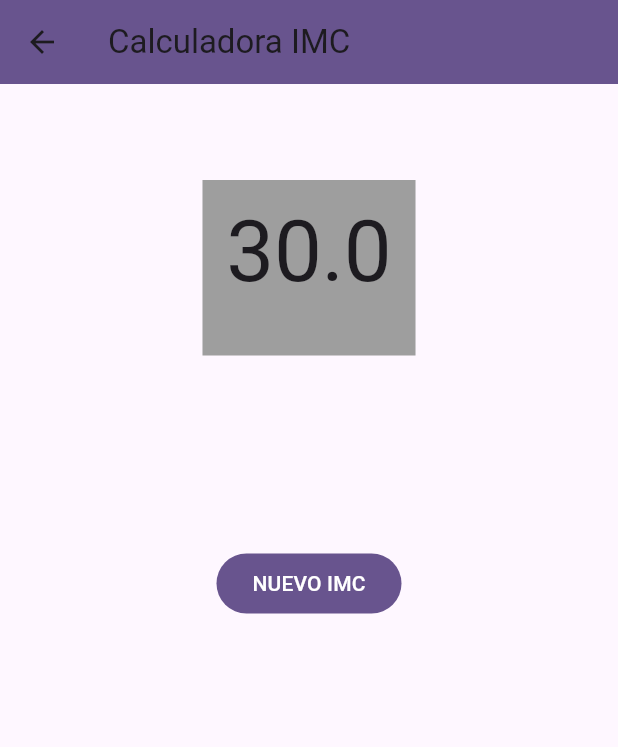
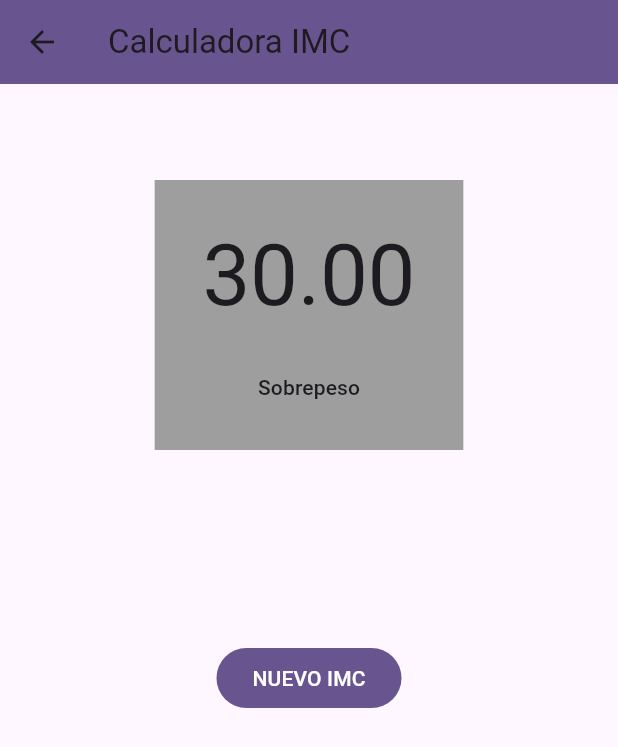
Before and after one commit to AngelChv/ejercicios_flutter, a Flutter app: the Calculadora screen opened directly, after a tap on "CALCULAR", on a phone screen of 412 x 824 dp. Shown: the top 747 px of the screen. Run offline on Flutter 3.47's test engine with Material 3 defaults, Android fonts, the phone set to English and light mode, and no system bars; our stand-ins replace loading_animation_widget.

```diff
--- /dev/null
+++ b/lib/change_theme/change_theme.dart
@@ -0,0 +1,31 @@
+import 'package:ejercicios_flutter/change_theme/theme_home.dart';
+import 'package:flutter/material.dart';
+
+void main() => runApp(const App());
+
+class App extends StatefulWidget {
+  const App({super.key});
+
+  @override
+  State<StatefulWidget> createState() => AppState();
+}
+
+class AppState extends State<App> {
+  ThemeData themeDate = ThemeData.dark();
+
+  void changeTheme(bool darkMode) {
+    setState(() {
+      themeDate = (darkMode)
+          ? ThemeData.dark()
+          : ThemeData.light();
+    });
+  }
+
+  @override
+  Widget build(BuildContext context) {
+    return MaterialApp(
+      theme: themeDate,
+      home: const ThemeHome(),
+    );
+  }
+}
--- a/lib/pre_examen1/app.dart
+++ b/lib/pre_examen1/app.dart
@@ -23,6 +23,12 @@ class App extends StatelessWidget {
             fontSize: 30,
           ),
         ),
+        filledButtonTheme: const FilledButtonThemeData(
+          style: ButtonStyle(
+            backgroundColor: WidgetStatePropertyAll<Color>(Colors.red),
+            shape: WidgetStatePropertyAll(RoundedRectangleBorder())
+          )
+        )
       ),
       home: const Calculadora(),
     );
--- a/lib/pre_examen1/calculadora.dart
+++ b/lib/pre_examen1/calculadora.dart
@@ -47,7 +47,7 @@ class _Calculadora extends State<Calculadora> {
                 color: Colors.grey,
                 padding: const EdgeInsets.all(16),
                 child: Text(
-                  "${((_m * 100).truncate() / 100).toString()} m",
+                  "${_m.toStringAsFixed(2)} m",
                   style: Theme.of(context).textTheme.displayLarge,
                 ),
               ),
--- a/lib/pre_examen1/detalles.dart
+++ b/lib/pre_examen1/detalles.dart
@@ -8,6 +8,16 @@ class Detalles extends StatelessWidget {
 
   double getImc({required double weight, required double height}) {
     return weight / (height * height);
+  }
+
+  String getResult(double imc) {
+    return switch (imc) {
+      < 18.5 => "Peso inferior al normal",
+      >= 18.5 && < 25 => "Peso normal",
+      >= 25 && < 30 => "Peso superior  al normal",
+      >= 30 => "Sobrepeso",
+      _ => ""
+    };
   }
 
   @override
@@ -26,11 +36,19 @@ class Detalles extends StatelessWidget {
               margin: const EdgeInsets.all(64),
               child: Column(
                 children: [
-                  Text("${getImc(weight: weight, height: height)}",
-                    style: Theme.of(context).textTheme.displayLarge,
+                  Padding(
+                    padding: const EdgeInsets.all(16),
+                    child: Text(
+                      getImc(weight: weight, height: height).toStringAsFixed(2),
+                      style: Theme.of(context).textTheme.displayLarge,
+                    ),
                   ),
-                  Text("",
-                    style: Theme.of(context).textTheme.labelLarge,
+                  Padding(
+                    padding: const EdgeInsets.all(16),
+                    child: Text(
+                      getResult(getImc(weight: weight, height: height)),
+                      style: Theme.of(context).textTheme.labelLarge,
+                    ),
                   ),
                 ],
               ),
```
Also changed, not shown: lib/change_theme/theme_home.dart (added, +57 -0 lines), lib/change_theme/theme_settings.dart (added, +40 -0 lines), lib/drawer/drawer.dart (added, +81 -0 lines).
